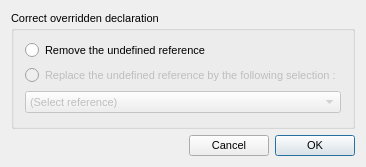
This is lavape/src/LavaPE_UI/idd_corroverbox.ui in berkus/lavape as Qt 5 draws it before an edit. The edited form follows.
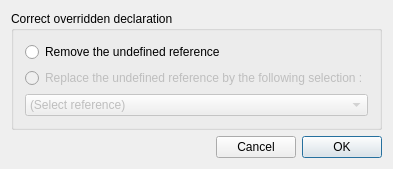
This is the edited form.

```diff
--- a/lavape/src/LavaPE_UI/idd_corroverbox.ui
+++ b/lavape/src/LavaPE_UI/idd_corroverbox.ui
@@ -12,17 +12,6 @@
     <height>167</height>
    </rect>
   </property>
-  <property name="font" >
-   <font>
-    <family>MS Shell Dlg</family>
-    <pointsize>8</pointsize>
-    <weight>50</weight>
-    <italic>false</italic>
-    <bold>false</bold>
-    <underline>false</underline>
-    <strikeout>false</strikeout>
-   </font>
-  </property>
   <property name="windowTitle" >
    <string>Overridden feature or virtual type not found in base interface </string>
   </property>
```
